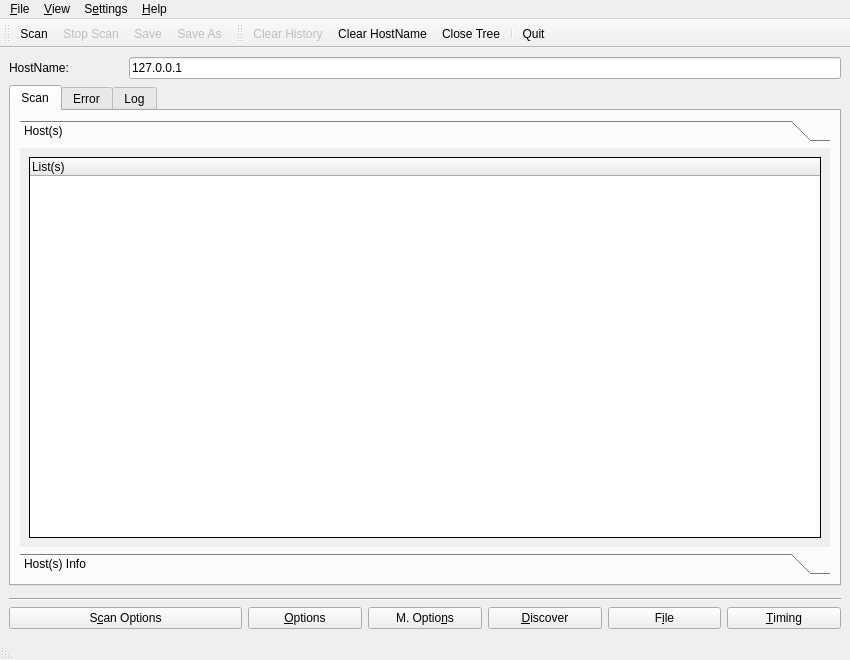
Before: the Qt Designer form nmapsi4/mainwin.ui in nmapsi4/nmapsi4, drawn with Qt 5.
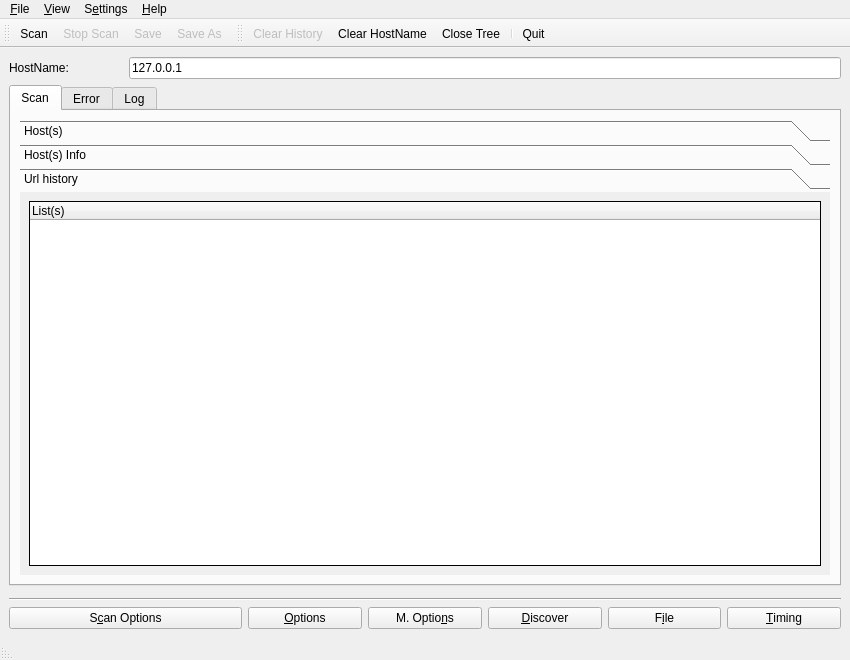
After: the same form once the commit is applied. The open tabs and pages were chosen to show the change. Icons and pictures are not drawn.

Commit message: nmapsi4 history support (#1)

Patch:
```diff
--- a/nmapsi4/mainwin.ui
+++ b/nmapsi4/mainwin.ui
@@ -51,14 +51,6 @@
    </size>
   </property>
   <widget class="QWidget" name="centralwidget" >
-   <property name="geometry" >
-    <rect>
-     <x>0</x>
-     <y>75</y>
-     <width>850</width>
-     <height>561</height>
-    </rect>
-   </property>
    <layout class="QGridLayout" name="gridLayout" >
     <item row="0" column="0" >
      <widget class="QLabel" name="label" >
@@ -105,14 +97,6 @@
        <enum>Qt::ElideNone</enum>
       </property>
       <widget class="QWidget" name="tab_8" >
-       <property name="geometry" >
-        <rect>
-         <x>0</x>
-         <y>0</y>
-         <width>834</width>
-         <height>429</height>
-        </rect>
-       </property>
        <attribute name="title" >
         <string>Scan</string>
        </attribute>
@@ -126,13 +110,16 @@
           <property name="currentIndex" >
            <number>0</number>
           </property>
+          <property name="tabSpacing" >
+           <number>2</number>
+          </property>
           <widget class="QWidget" name="page_6" >
            <property name="geometry" >
             <rect>
              <x>0</x>
              <y>0</y>
              <width>816</width>
-             <height>349</height>
+             <height>324</height>
             </rect>
            </property>
            <attribute name="label" >
@@ -282,6 +269,42 @@
             </item>
            </layout>
           </widget>
+          <widget class="QWidget" name="page_8" >
+           <property name="geometry" >
+            <rect>
+             <x>0</x>
+             <y>0</y>
+             <width>816</width>
+             <height>324</height>
+            </rect>
+           </property>
+           <attribute name="label" >
+            <string>Url history</string>
+           </attribute>
+           <layout class="QVBoxLayout" name="verticalLayout_4" >
+            <item>
+             <widget class="QTreeWidget" name="treeLogH" >
+              <property name="frameShape" >
+               <enum>QFrame::Box</enum>
+              </property>
+              <property name="frameShadow" >
+               <enum>QFrame::Plain</enum>
+              </property>
+              <property name="alternatingRowColors" >
+               <bool>true</bool>
+              </property>
+              <property name="rootIsDecorated" >
+               <bool>false</bool>
+              </property>
+              <column>
+               <property name="text" >
+                <string>List(s)</string>
+               </property>
+              </column>
+             </widget>
+            </item>
+           </layout>
+          </widget>
          </widget>
         </item>
        </layout>
```
Left out of the diff: 104 changed lines with no effect on the pictures. The commit also changes 8 other files.
